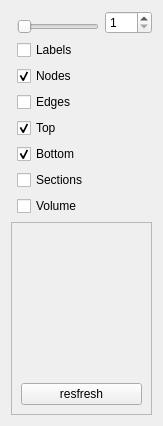
Old version of the form viewer_3d/viewer_3d_controls.ui in the repository Oslandia/albion.
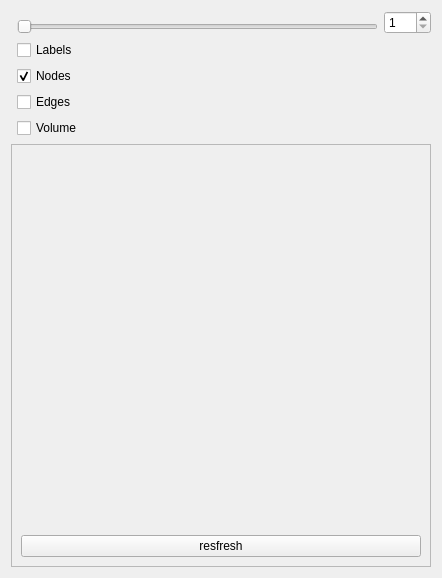
New version of the form. Icons and pictures are not drawn.

What changed in the file:
```diff
--- a/viewer_3d/viewer_3d_controls.ui
+++ b/viewer_3d/viewer_3d_controls.ui
@@ -6,8 +6,8 @@
    <rect>
     <x>0</x>
     <y>0</y>
-    <width>163</width>
-    <height>426</height>
+    <width>442</width>
+    <height>578</height>
    </rect>
   </property>
   <property name="windowTitle">
@@ -82,7 +82,7 @@
      </property>
     </widget>
    </item>
-   <item row="16" column="0" colspan="3">
+   <item row="13" column="0" colspan="3">
     <widget class="QScrollArea" name="scrollArea">
      <property name="frameShadow">
       <enum>QFrame::Plain</enum>
@@ -95,8 +95,8 @@
        <rect>
         <x>0</x>
         <y>0</y>
-        <width>143</width>
-        <height>177</height>
+        <width>422</width>
+        <height>413</height>
        </rect>
       </property>
       <layout class="QGridLayout" name="gridLayout_2">
@@ -137,40 +137,13 @@
      </property>
     </widget>
    </item>
-   <item row="15" column="1">
+   <item row="12" column="1">
     <widget class="QCheckBox" name="volumesCheckBox">
      <property name="text">
       <string>Volume</string>
      </property>
     </widget>
    </item>
-   <item row="12" column="1">
-    <widget class="QCheckBox" name="topsCheckBox">
-     <property name="text">
-      <string>Top</string>
-     </property>
-     <property name="checked">
-      <bool>true</bool>
-     </property>
-    </widget>
-   </item>
-   <item row="13" column="1">
-    <widget class="QCheckBox" name="bottomsCheckBox">
-     <property name="text">
-      <string>Bottom</string>
-     </property>
-     <property name="checked">
-      <bool>true</bool>
-     </property>
-    </widget>
-   </item>
-   <item row="14" column="1">
-    <widget class="QCheckBox" name="sectionsCheckBox">
-     <property name="text">
-      <string>Sections</string>
-     </property>
-    </widget>
-   </item>
   </layout>
  </widget>
  <resources/>
```
